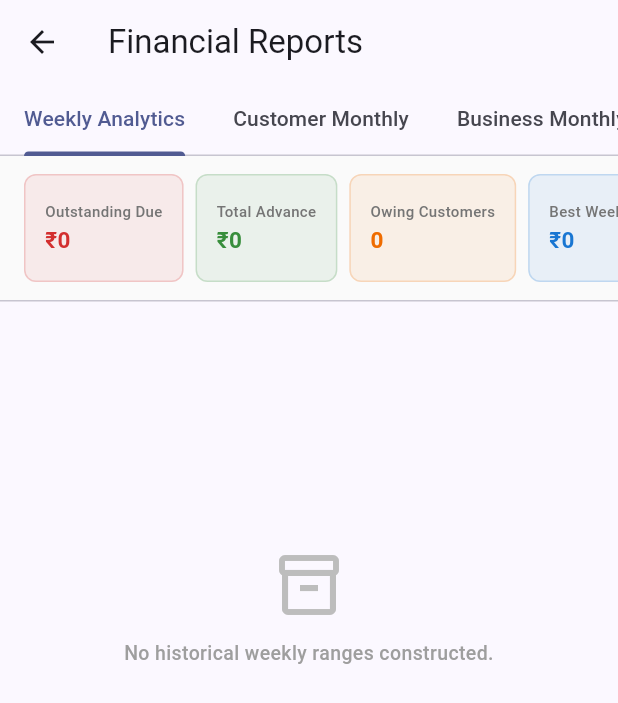
After one commit to ThePixelScript/family_finance, a Flutter app: the _ReportsScreenContent screen opened directly, on a phone screen of 412 x 824 dp. The commit adds this screen. Shown: the top 703 px of the screen. Run offline on Flutter 3.47's test engine with Material 3 defaults, Android fonts, the phone set to English and light mode, and no system bars; our stand-ins replace sqflite; accounts and stored records are empty.

Commit message:
Reports module completed

```diff
--- /dev/null
+++ b/lib/models/report_models.dart
@@ -0,0 +1,92 @@
+class ReportsOverviewSummary {
+  final double totalOutstanding;
+  final double totalAdvance;
+  final int customersWithDueBalance;
+  final int totalWeeks;
+  final double bestWeekProfit;
+
+  ReportsOverviewSummary({
+    required this.totalOutstanding,
+    required this.totalAdvance,
+    required this.customersWithDueBalance,
+    required this.totalWeeks,
+    required this.bestWeekProfit,
+  });
+
+  // Fixed: Named factory constructor matches immediately enclosing class name cleanly
+  factory ReportsOverviewSummary.initial() {
+    return ReportsOverviewSummary(
+      totalOutstanding: 0.0,
+      totalAdvance: 0.0,
+      customersWithDueBalance: 0,
+      totalWeeks: 0,
+      bestWeekProfit: 0.0,
+    );
+  }
+}
+
+class WeeklyReportItem {
+  final int? id;
+  final String startDate;
+  final String endDate;
+  final int totalEntriesCount;
+  final double totalCredit;
+  final double totalDebit;
+  final double netProfit;
+
+  WeeklyReportItem({
+    this.id,
+    required this.startDate,
+    required this.endDate,
+    required this.totalEntriesCount,
+    required this.totalCredit,
+    required this.totalDebit,
+    required this.netProfit,
+  });
+}
+
+class MonthlyCustomerActivityItem {
+  final String month;
+  final double totalCredit;
+  final double totalDebit;
+  final double netChange;
+
+  MonthlyCustomerActivityItem({
+    required this.month,
+    required this.totalCredit,
+    required this.totalDebit,
+    required this.netChange,
+  });
+}
+
+class MonthlyBusinessActivityItem {
+  final String month;
+  final double totalCredit;
+  final double totalDebit;
+  final double netProfit;
+
+  MonthlyBusinessActivityItem({
+    required this.month,
+    required this.totalCredit,
+    required this.totalDebit,
+    required this.netProfit,
+  });
+}
+
+class CustomerReportItem {
+  final int id;
+  final String name;
+  final String phone;
+  final double totalCredit;
+  final double totalDebit;
+  final double netBalance;
+
+  CustomerReportItem({
+    required this.id,
+    required this.name,
+    required this.phone,
+    required this.totalCredit,
+    required this.totalDebit,
+    required this.netBalance,
+  });
+}
--- /dev/null
+++ b/lib/screens/reports_screen.dart
@@ -0,0 +1,320 @@
+import 'package:flutter/material.dart';
+
+import '../database/report_repository.dart';
+import '../models/report_models.dart';
+
+// Fixed: Changed from StatefulWidget to StatelessWidget since it immediately routes to the stateful content pane
+class ReportsScreen extends StatelessWidget {
+  const ReportsScreen({super.key});
+
+  @override
+  Widget build(BuildContext context) {
+    return const _ReportsScreenContent();
+  }
+}
+
+class _ReportsScreenContent extends StatefulWidget {
+  const _ReportsScreenContent();
+
+  @override
+  State<_ReportsScreenContent> createState() => _ReportsScreenContentState();
+}
+
+class _ReportsScreenContentState extends State<_ReportsScreenContent> {
+  final ReportRepository _repository = ReportRepository();
+  ReportsOverviewSummary _overview = ReportsOverviewSummary.initial();
+  bool _isLoading = true;
+
+  @override
+  void initState() {
+    super.initState();
+    _loadAllReportData();
+  }
+
+  Future<void> _loadAllReportData() async {
+    if (!mounted) return;
+    setState(() => _isLoading = true);
+
+    final summaryData = await _repository.getReportsOverview();
+
+    if (!mounted) return;
+    setState(() {
+      _overview = summaryData;
+      _isLoading = false;
+    });
+  }
+
+  @override
+  Widget build(BuildContext context) {
+    return DefaultTabController(
+      length: 5,
+      child: Scaffold(
+        appBar: AppBar(
+          title: const Text('Financial Reports'),
+          bottom: const TabBar(
+            isScrollable: true,
+            tabAlignment: TabAlignment.start,
+            tabs: [
+              Tab(text: 'Weekly Analytics'),
+              Tab(text: 'Customer Monthly'),
+              Tab(text: 'Business Monthly'),
+              Tab(text: 'Outstanding Balances'),
+              Tab(text: 'Top Stakeholders'),
+            ],
+          ),
+        ),
+        body: _isLoading
+            ? const Center(child: CircularProgressIndicator())
+            : RefreshIndicator(
+                onRefresh: _loadAllReportData,
+                child: Column(
+                  children: [
+                    _buildOverviewScrollHeader(),
+                    const Divider(height: 1),
+                    Expanded(
+                      child: TabBarView(
+                        children: [
+                          _buildWeeklyTabPane(),
+                          _buildMonthlyCustomerTabPane(),
+                          _buildMonthlyBusinessTabPane(),
+                          _buildOutstandingTabPane(),
+                          _buildTopCustomersTabPane(),
+                        ],
+                      ),
+                    ),
+                  ],
+                ),
+              ),
+      ),
+    );
+  }
+
+  Widget _buildOverviewScrollHeader() {
+    return Container(
+      height: 96,
+      color: Colors.grey[50],
+      child: ListView(
+        scrollDirection: Axis.horizontal,
+        padding: const EdgeInsets.symmetric(horizontal: 12, vertical: 12),
+        children: [
+          _buildSummaryChip('Outstanding Due', '₹${_overview.totalOutstanding.toStringAsFixed(0)}', Colors.red[700]!),
+          _buildSummaryChip('Total Advance', '₹${_overview.totalAdvance.toStringAsFixed(0)}', Colors.green[700]!),
+          _buildSummaryChip('Owing Customers', '${_overview.customersWithDueBalance}', Colors.orange[800]!),
+          _buildSummaryChip('Best Week Run', '₹${_overview.bestWeekProfit.toStringAsFixed(0)}', Colors.blue[700]!),
+          _buildSummaryChip('Tracked Weeks', '${_overview.totalWeeks}', Colors.purple[700]!),
+        ],
+      ),
+    );
+  }
+
+  Widget _buildSummaryChip(String title, String value, Color color) {
+    return Card(
+      elevation: 0,
+      color: color.withValues(alpha: 0.08),
+      shape: RoundedRectangleBorder(
+        side: BorderSide(color: color.withValues(alpha: 0.2), width: 1),
+        borderRadius: BorderRadius.circular(8),
+      ),
+      margin: const EdgeInsets.symmetric(horizontal: 4),
+      child: Padding(
+        padding: const EdgeInsets.symmetric(horizontal: 14, vertical: 8),
+        child: Column(
+          mainAxisAlignment: MainAxisAlignment.center,
+          crossAxisAlignment: CrossAxisAlignment.start,
+          children: [
+            Text(title, style: TextStyle(fontSize: 10, color: Colors.grey[600], fontWeight: FontWeight.w500)),
+            const SizedBox(height: 2),
+            Text(value, style: TextStyle(fontSize: 15, fontWeight: FontWeight.bold, color: color)),
+          ],
+        ),
+      ),
+    );
+  }
+
+  Widget _buildEmptyStateWidget(String message) {
+    return ListView(
+      physics: const AlwaysScrollableScrollPhysics(),
+      children: [
+        SizedBox(height: MediaQuery.of(context).size.height * 0.2),
+        Center(
+          child: Column(
+            children: [
+              Icon(Icons.inventory_2_outlined, size: 48, color: Colors.grey[400]),
+              const SizedBox(height: 12),
+              Text(
+                message,
+                textAlign: TextAlign.center,
+                style: TextStyle(fontSize: 13, color: Colors.grey[500], fontWeight: FontWeight.w500),
+              ),
+            ],
+          ),
+        ),
+      ],
+    );
+  }
+
+  Widget _buildWeeklyTabPane() {
+    return FutureBuilder<List<WeeklyReportItem>>(
+      future: _repository.getWeeklyReport(),
+      builder: (context, snapshot) {
+        if (!snapshot.hasData) return const Center(child: CircularProgressIndicator());
+        final data = snapshot.data!;
+        if (data.isEmpty) return _buildEmptyStateWidget('No historical weekly ranges constructed.');
+
+        return ListView.builder(
+          padding: const EdgeInsets.all(12),
+          itemCount: data.length,
+          itemBuilder: (context, index) {
+            final item = data[index];
+            return Card(
+              child: ListTile(
+                title: Text('${item.startDate} to ${item.endDate}', style: const TextStyle(fontWeight: FontWeight.bold, fontSize: 14)),
+                subtitle: Text('Entries count: ${item.totalEntriesCount}', style: const TextStyle(fontSize: 12)),
+                trailing: Column(
+                  mainAxisAlignment: MainAxisAlignment.center,
+                  crossAxisAlignment: CrossAxisAlignment.end,
+                  children: [
+                    Text('₹${item.netProfit.toStringAsFixed(0)}', style: TextStyle(fontWeight: FontWeight.bold, color: item.netProfit >= 0 ? Colors.green[700] : Colors.red[700])),
+                    Text('C: ${item.totalCredit.toStringAsFixed(0)} | D: ${item.totalDebit.toStringAsFixed(0)}', style: TextStyle(fontSize: 10, color: Colors.grey[500])),
+                  ],
+                ),
+              ),
+            );
+          },
+        );
+      },
+    );
+  }
+
+  Widget _buildMonthlyCustomerTabPane() {
+    return FutureBuilder<List<MonthlyCustomerActivityItem>>(
+      future: _repository.getMonthlyCustomerActivity(),
+      builder: (context, snapshot) {
+        if (!snapshot.hasData) return const Center(child: CircularProgressIndicator());
+        final data = snapshot.data!;
+        if (data.isEmpty) return _buildEmptyStateWidget('No customer transaction histories compiled.');
+
+        return ListView.builder(
+          padding: const EdgeInsets.all(12),
+          itemCount: data.length,
+          itemBuilder: (context, index) {
+            final item = data[index];
+            return Card(
+              child: ListTile(
+                leading: const Icon(Icons.calendar_view_month),
+                title: Text(item.month, style: const TextStyle(fontWeight: FontWeight.bold, fontSize: 14)),
+                trailing: Column(
+                  mainAxisAlignment: MainAxisAlignment.center,
+                  crossAxisAlignment: CrossAxisAlignment.end,
+                  children: [
+                    Text('Net Change: ₹${item.netChange.toStringAsFixed(0)}', style: const TextStyle(fontWeight: FontWeight.bold)),
+                    Text('Credit: ${item.totalCredit.toStringAsFixed(0)} | Debit: ${item.totalDebit.toStringAsFixed(0)}', style: TextStyle(fontSize: 10, color: Colors.grey[500])),
+                  ],
+                ),
+              ),
+            );
+          },
+        );
+      },
+    );
+  }
+
+  Widget _buildMonthlyBusinessTabPane() {
+    return FutureBuilder<List<MonthlyBusinessActivityItem>>(
+      future: _repository.getMonthlyBusinessActivity(),
+      builder: (context, snapshot) {
+        if (!snapshot.hasData) return const Center(child: CircularProgressIndicator());
+        final data = snapshot.data!;
+        if (data.isEmpty) return _buildEmptyStateWidget('No core ledger business activity found.');
+
+        return ListView.builder(
+          padding: const EdgeInsets.all(12),
+          itemCount: data.length,
+          itemBuilder: (context, index) {
+            final item = data[index];
+            return Card(
+              child: ListTile(
+                leading: const Icon(Icons.business_center_outlined),
+                title: Text(item.month, style: const TextStyle(fontWeight: FontWeight.bold, fontSize: 14)),
+                trailing: Column(
+                  mainAxisAlignment: MainAxisAlignment.center,
+                  crossAxisAlignment: CrossAxisAlignment.end,
+                  children: [
+                    Text('Profit: ₹${item.netProfit.toStringAsFixed(0)}', style: TextStyle(fontWeight: FontWeight.bold, color: item.netProfit >= 0 ? Colors.green[700] : Colors.red[700])),
+                    Text('C: ${item.totalCredit.toStringAsFixed(0)} | D: ${item.totalDebit.toStringAsFixed(0)}', style: TextStyle(fontSize: 10, color: Colors.grey[500])),
+                  ],
+                ),
+              ),
+            );
+          },
+        );
+      },
+    );
+  }
+
+  Widget _buildOutstandingTabPane() {
+    return FutureBuilder<List<CustomerReportItem>>(
+      future: _repository.getOutstandingCustomers(),
+      builder: (context, snapshot) {
+        if (!snapshot.hasData) return const Center(child: CircularProgressIndicator());
+        final data = snapshot.data!;
+        if (data.isEmpty) return _buildEmptyStateWidget('No outstanding account balances active.');
+
+        return ListView.builder(
+          padding: const EdgeInsets.all(12),
+          itemCount: data.length,
+          itemBuilder: (context, index) {
+            final item = data[index];
+            return Card(
+              child: ListTile(
+                title: Text(item.name, style: const TextStyle(fontWeight: FontWeight.bold, fontSize: 14)),
+                subtitle: Text(item.phone.isEmpty ? 'No Phone' : item.phone, style: TextStyle(fontSize: 12, color: Colors.grey[600])),
+                trailing: Text(
+                  '₹${item.netBalance.toStringAsFixed(0)}',
+                  style: const TextStyle(fontWeight: FontWeight.bold, color: Colors.red, fontSize: 15),
+                ),
+              ),
+            );
+          },
+        );
+      },
+    );
+  }
+
+  Widget _buildTopCustomersTabPane() {
+    return FutureBuilder<List<CustomerReportItem>>(
+      future: _repository.getTopCustomers(),
+      builder: (context, snapshot) {
+        if (!snapshot.hasData) return const Center(child: CircularProgressIndicator());
+        final data = snapshot.data!;
+        if (data.isEmpty) return _buildEmptyStateWidget('No ledger accounts registered.');
+
+        return ListView.builder(
+          padding: const EdgeInsets.all(12),
+          itemCount: data.length,
+          itemBuilder: (context, index) {
+            final item = data[index];
+            return Card(
+              child: ListTile(
+                leading: CircleAvatar(
+                  backgroundColor: Colors.grey[200],
+                  child: Text('${index + 1}', style: const TextStyle(fontSize: 12, fontWeight: FontWeight.bold)),
+                ),
+                title: Text(item.name, style: const TextStyle(fontWeight: FontWeight.bold, fontSize: 14)),
+                subtitle: Text('C: ${item.totalCredit.toStringAsFixed(0)} | D: ${item.totalDebit.toStringAsFixed(0)}', style: TextStyle(fontSize: 11, color: Colors.grey[500])),
+                trailing: Text(
+                  '₹${item.netBalance.toStringAsFixed(0)}',
+                  style: TextStyle(
+                    fontWeight: FontWeight.bold,
+                    fontSize: 14,
+                    color: item.netBalance >= 0 ? Colors.green[700] : Colors.red[700],
+                  ),
+                ),
+              ),
+            );
+          },
+        );
+      },
+    );
+  }
+}
```
Also changed, not shown: lib/database/report_repository.dart (added, +166 -0 lines), lib/screens/dashboard_screen.dart (+4 -4 lines).
